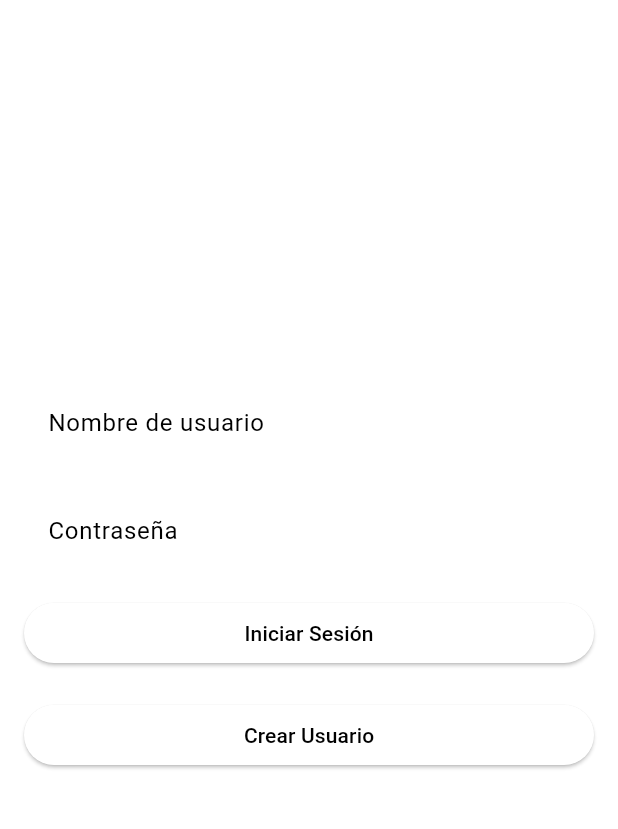
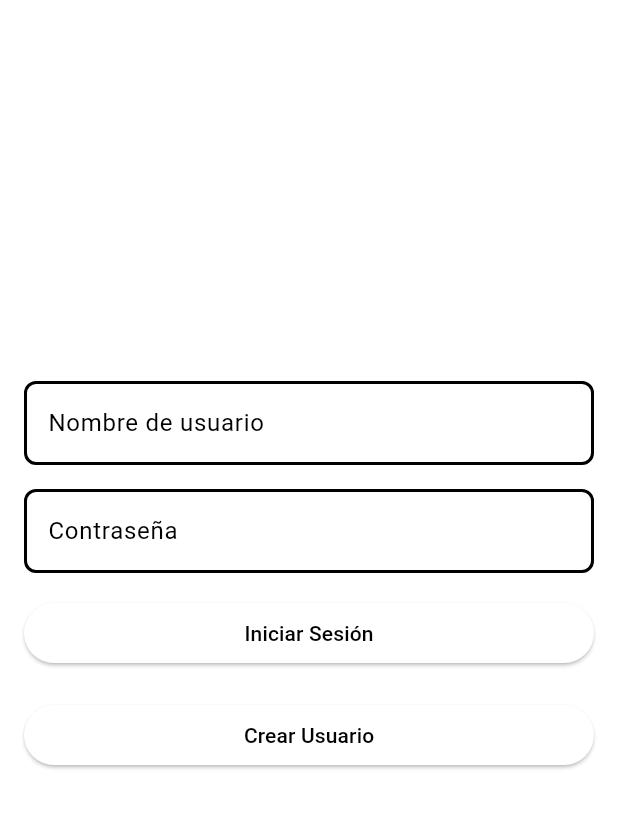
Before and after one commit to AdrianZanon/Whatsapp2, a Flutter app: the screen it shows after launch, on a phone screen of 412 x 824 dp, the part 84-913 px from its top. Run offline on Flutter 3.47's test engine with Material 3 defaults, Android fonts, the phone set to English and light mode, and no system bars; our stand-ins replace image_picker, shared_preferences.

Commit message:
Cerrar Sesión y correción colores
He añadido el botón de cerrar sesión y corregido algunos colores del login. Además de quitar código innecesario del login.

```diff
--- a/whatsapp2/lib/LogIn.dart
+++ b/whatsapp2/lib/LogIn.dart
@@ -1,5 +1,4 @@
 import 'package:flutter/material.dart';
-import 'package:whatsapp2/PprincipalInigo.dart';
 import 'package:whatsapp2/PprincipalInigo.dart';
 import 'package:whatsapp2/PprincipalInigo.dart';
 import 'package:whatsapp2/PprincipalJavi.dart';
@@ -8,6 +7,39 @@ import 'dart:convert';
 import 'dart:io';
 import 'package:shared_preferences/shared_preferences.dart';
 import 'SingUp.dart'; // Importar la pantalla SingUp.dart
+
+void main() {
+  runApp(MyApp());
+}
+
+class MyApp extends StatelessWidget {
+  @override
+  Widget build(BuildContext context) {
+    return MaterialApp(
+      title: 'Whatsapp 2',
+      debugShowCheckedModeBanner: false,
+      theme: ThemeData(
+        colorScheme: ColorScheme.fromSwatch().copyWith(
+          primary: Colors.black,
+          secondary: Colors.amber,
+        ),
+        scaffoldBackgroundColor: const Color.fromARGB(255, 255, 255, 255),
+        textTheme: TextTheme(
+          titleLarge: TextStyle(
+              fontSize: 20.0, fontWeight: FontWeight.bold, color: Colors.black),
+          bodyMedium: TextStyle(fontSize: 16.0, color: Colors.black87),
+        ),
+        appBarTheme: AppBarTheme(
+          backgroundColor: Colors.black,
+          titleTextStyle: TextStyle(
+              color: Colors.amber, fontSize: 20.0, fontWeight: FontWeight.bold),
+          iconTheme: IconThemeData(color: Colors.amber),
+        ),
+      ),
+      home: InicioSesion(), // Página inicial corregida
+    );
+  }
+}
 
 class InicioSesion extends StatelessWidget {
   final TextEditingController usuarioController = TextEditingController();
@@ -99,7 +131,30 @@ class InicioSesion extends StatelessWidget {
               controller: usuarioController,
               decoration: InputDecoration(
                 labelText: 'Nombre de usuario',
-                border: OutlineInputBorder(),
+                labelStyle:
+                    TextStyle(color: Colors.black), // Color de la etiqueta
+                border: OutlineInputBorder(
+                  borderRadius: BorderRadius.circular(8.0),
+                  borderSide: BorderSide(
+                    color: Colors.black, // Color del borde por defecto
+                    width: 2.0, // Ancho del borde
+                  ),
+                ),
+                enabledBorder: OutlineInputBorder(
+                  borderRadius: BorderRadius.circular(8.0),
+                  borderSide: BorderSide(
+                    color:
+                        Colors.black, // Color del borde cuando está habilitado
+                    width: 2.0,
+                  ),
+                ),
+                focusedBorder: OutlineInputBorder(
+                  borderRadius: BorderRadius.circular(8.0),
+                  borderSide: BorderSide(
+                    color: Colors.amber, // Color del borde cuando está enfocado
+                    width: 2.0,
+                  ),
+                ),
               ),
             ),
             SizedBox(height: 16), // Espaciado entre los campos de texto
@@ -109,7 +164,30 @@ class InicioSesion extends StatelessWidget {
               obscureText: true,
               decoration: InputDecoration(
                 labelText: 'Contraseña',
-                border: OutlineInputBorder(),
+                labelStyle:
+                    TextStyle(color: Colors.black), // Color de la etiqueta
+                border: OutlineInputBorder(
+                  borderRadius: BorderRadius.circular(8.0),
+                  borderSide: BorderSide(
+                    color: Colors.black, // Color del borde por defecto
+                    width: 2.0, // Ancho del borde
+                  ),
+                ),
+                enabledBorder: OutlineInputBorder(
+                  borderRadius: BorderRadius.circular(8.0),
+                  borderSide: BorderSide(
+                    color:
+                        Colors.black, // Color del borde cuando está habilitado
+                    width: 2.0,
+                  ),
+                ),
+                focusedBorder: OutlineInputBorder(
+                  borderRadius: BorderRadius.circular(8.0),
+                  borderSide: BorderSide(
+                    color: Colors.amber, // Color del borde cuando está enfocado
+                    width: 2.0,
+                  ),
+                ),
               ),
             ),
             SizedBox(
```
Also changed, not shown: whatsapp2/lib/opciones.dart (+59 -60 lines).
